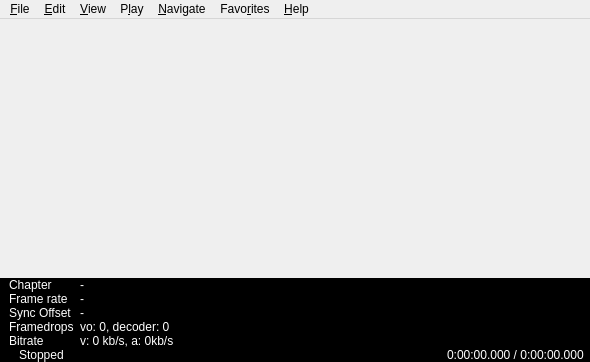
Qt form mainwindow.ui (mpc-qt/mpc-qt) before a commit.
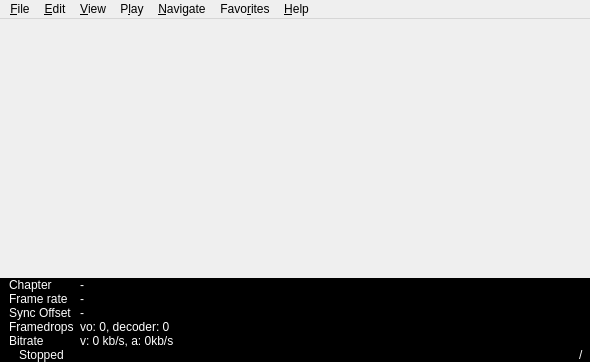
The same form after that commit. Icons and pictures are not drawn.

Commit message:
mainwindow: use qstatustime rather than a label
QStatusTime is an improvement over a label here, in that QStatusTime
does not ask the parent to readjust its layout when updating the
displayed time, and just blits whatever it needs to the screen.

CPU usage should now be about half of what it was.  Fixes #20.

What changed in the file:
```diff
--- a/mainwindow.ui
+++ b/mainwindow.ui
@@ -540,7 +540,7 @@
           <item>
            <widget class="QLabel" name="time">
             <property name="text">
-             <string>0:00:00.000 / 0:00:00.000</string>
+             <string>/</string>
             </property>
            </widget>
           </item>
```
Left out of the diff: 38 changed lines with no effect on the pictures. The commit also changes 2 other files.
